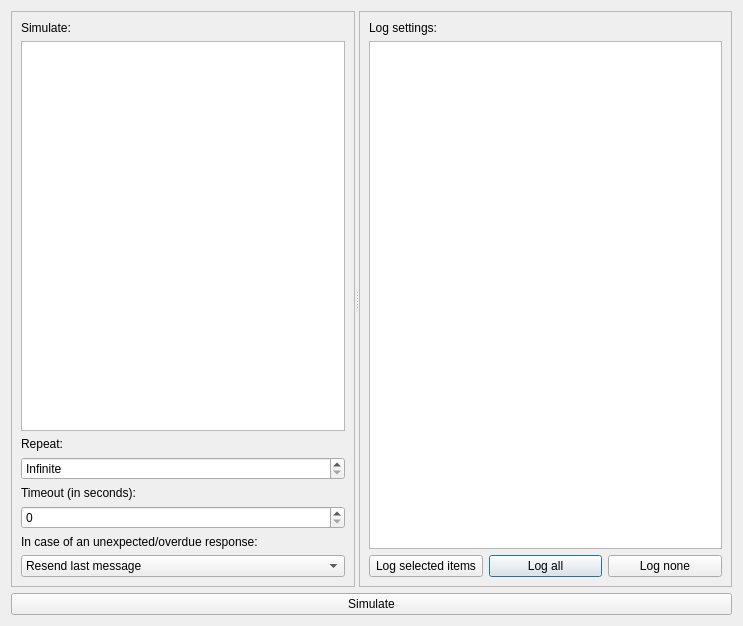
Before: the Qt Designer form ui/simulate_dialog.ui in jopohl/urh, drawn with Qt 5.
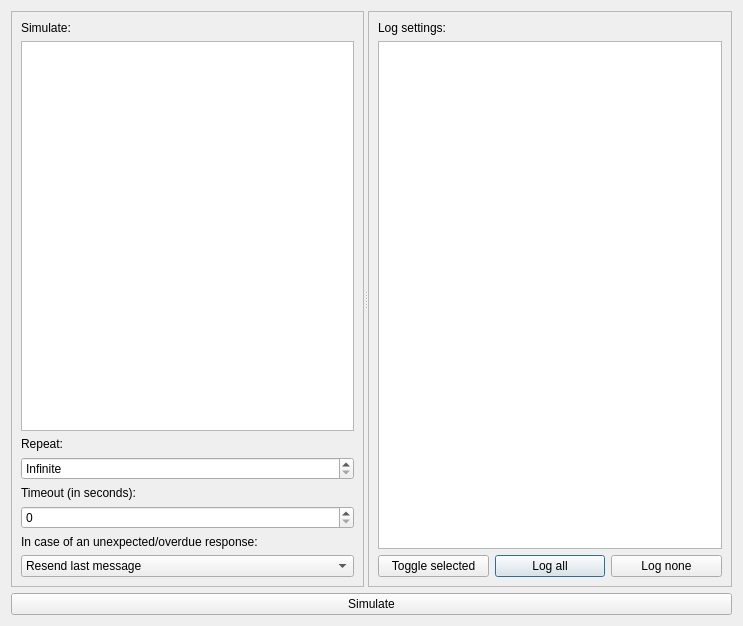
After: the same form once the commit is applied. Icons and pictures are not drawn. Custom widgets are drawn as their Qt base class.

Patch:
```diff
--- a/ui/simulate_dialog.ui
+++ b/ui/simulate_dialog.ui
@@ -117,7 +117,7 @@
        <item row="2" column="0">
         <widget class="QPushButton" name="btnLog">
          <property name="text">
-          <string>Log selected items</string>
+          <string>Toggle selected</string>
          </property>
         </widget>
        </item>
```
